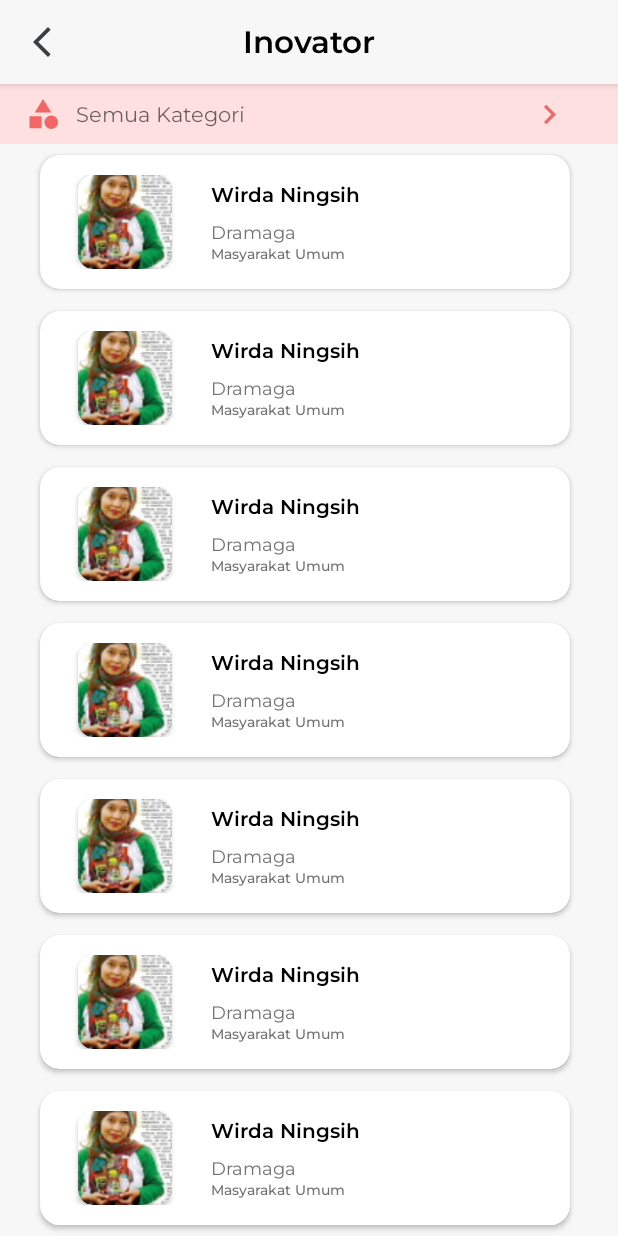
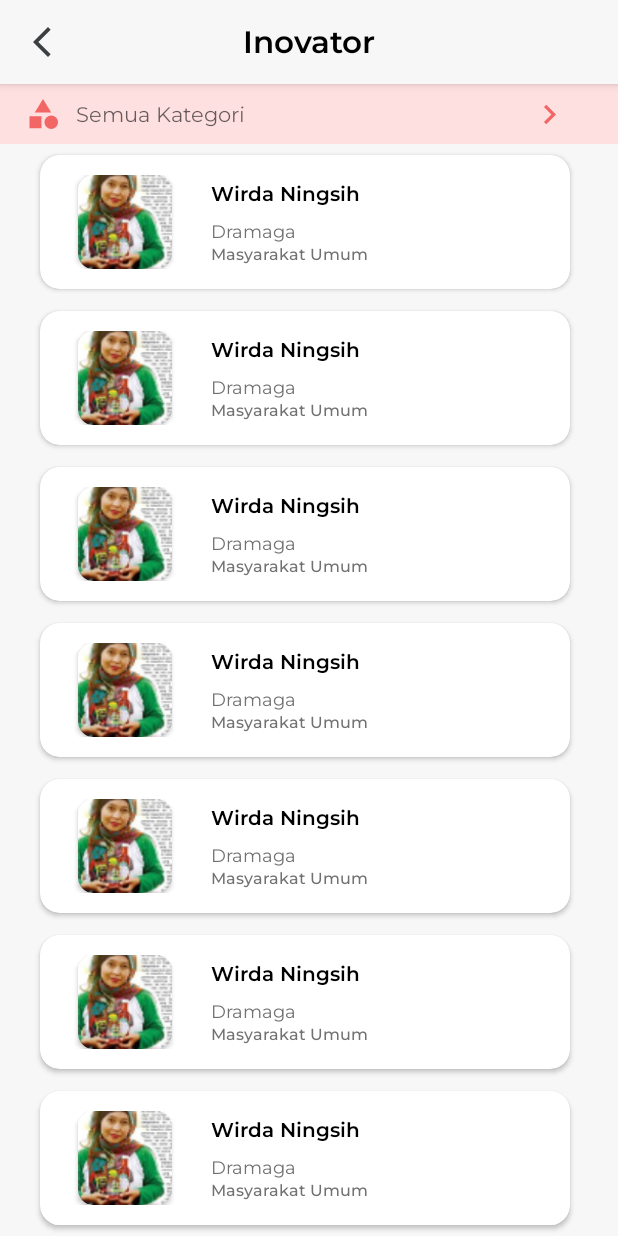
Before and after one commit to abintang/project-MBKM, an Android app: the ListInovatorActivity screen opened directly, with no data from a screen before it, on a phone screen of 412 x 824 dp. Run offline under Robolectric (Android 15) with nearby library versions, the phone set to English and light mode, and no system bars; our stand-ins replace sdp/ssp sizes.

Commit message:
fix responsive display

```diff
--- a/app/src/main/res/layout/content_inovasi_layout.xml
+++ b/app/src/main/res/layout/content_inovasi_layout.xml
@@ -85,7 +85,7 @@
                 android:fontFamily="@font/montserrat_medium"
                 android:text="Kuliner"
                 android:textColor="@color/gray_text"
-                android:textSize="@dimen/_7sdp"
+                android:textSize="@dimen/_8sdp"
                 app:layout_constraintBottom_toBottomOf="parent"
                 app:layout_constraintEnd_toEndOf="@id/tv_nama_inovator"
                 app:layout_constraintHorizontal_bias="0.01"
--- a/app/src/main/res/layout/content_inovator_layout.xml
+++ b/app/src/main/res/layout/content_inovator_layout.xml
@@ -85,7 +85,7 @@
                 android:fontFamily="@font/montserrat_medium"
                 android:text="Masyarakat Umum"
                 android:textColor="@color/gray_text"
-                android:textSize="@dimen/_7sdp"
+                android:textSize="@dimen/_8sdp"
                 app:layout_constraintBottom_toBottomOf="parent"
                 app:layout_constraintEnd_toEndOf="@id/tv_alamat_inovator"
                 app:layout_constraintHorizontal_bias="0.01"
```
